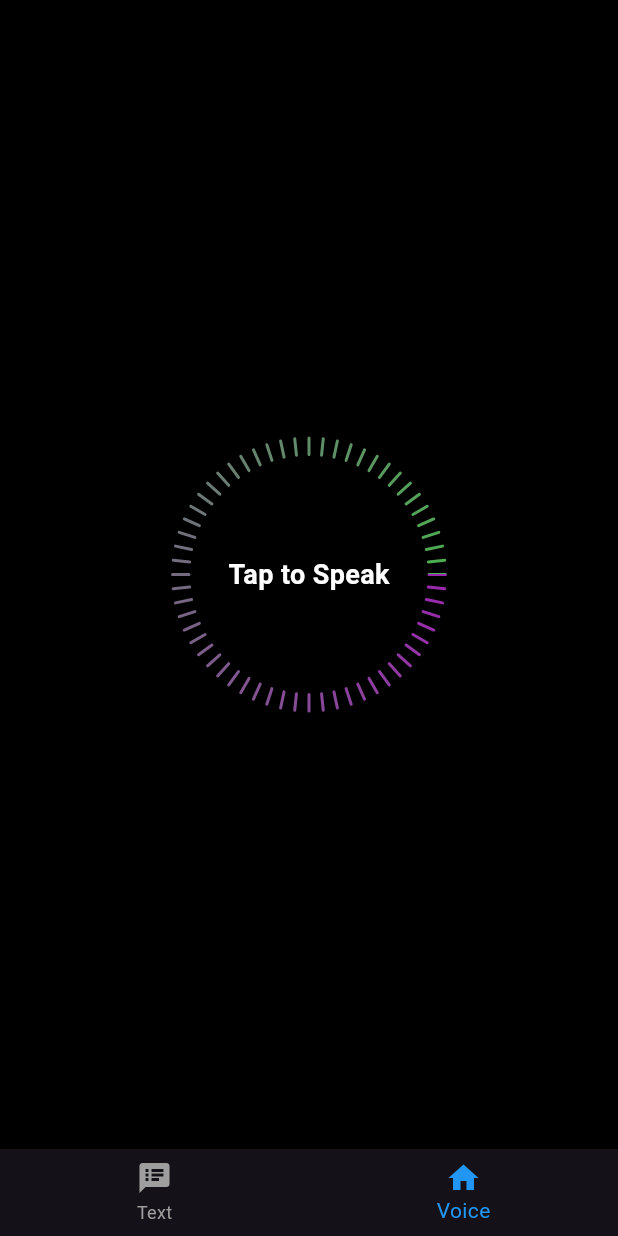
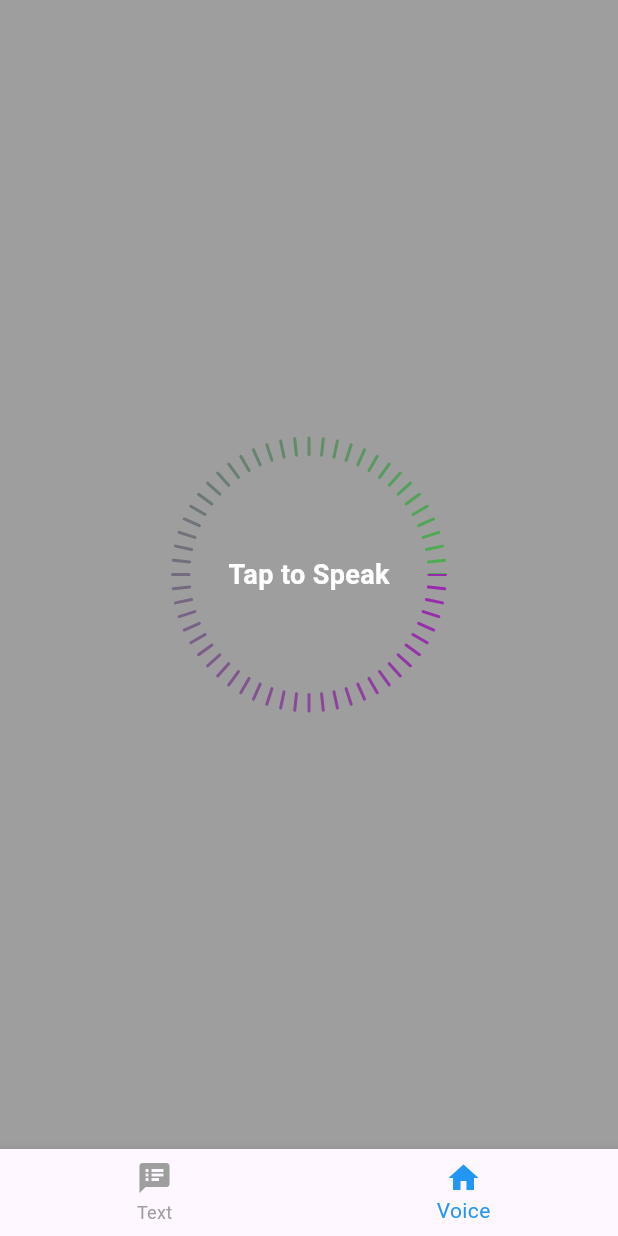
Before and after one commit to ZafarFaraz/Llama3.1-flutter, a Flutter app: the screen it shows after launch, item 2 of the bottom bar chosen, on a phone screen of 412 x 824 dp. Run offline on Flutter 3.47's test engine with Material 3 defaults, Android fonts, the phone set to English and light mode, and no system bars; our stand-ins replace flutter_tts, geocoding, location; missing offline and left inert: livespeechtotext, udp; statements that could not run were skipped.

Commit message:
theme management

```diff
--- a/llama_flutter/lib/main.dart
+++ b/llama_flutter/lib/main.dart
@@ -12,7 +12,8 @@ class MyApp extends StatelessWidget {
   @override
   Widget build(BuildContext context) {
     return MaterialApp(
-      theme: ThemeData.dark(), // Enable dark mode
+      theme: ThemeData.light(),
+      darkTheme: ThemeData.dark(), // Enable dark mode
       home: CommMode(),
     );
   }
--- a/llama_flutter/lib/pages/ChatView.dart
+++ b/llama_flutter/lib/pages/ChatView.dart
@@ -95,8 +95,10 @@ class _UdpChatScreenState extends State<UdpChatScreen> {
 
   @override
   Widget build(BuildContext context) {
+    bool isDarkMode =
+        MediaQuery.of(context).platformBrightness == Brightness.dark;
     return Scaffold(
-      backgroundColor: Colors.black,
+      backgroundColor: isDarkMode ? Colors.black : Colors.grey,
       body: Row(
         children: [
           NavigationRail(
--- a/llama_flutter/lib/pages/VoiceView.dart
+++ b/llama_flutter/lib/pages/VoiceView.dart
@@ -52,6 +52,8 @@ class _VoiceScreenState extends State<VoiceScreen> {
         _localeDisplayName = value;
       });
     });
+
+    _speak('Welcome to voice chat');
   }
 
   @override
@@ -171,8 +173,11 @@ class _VoiceScreenState extends State<VoiceScreen> {
 
   @override
   Widget build(BuildContext context) {
+    bool isDarkMode =
+        MediaQuery.of(context).platformBrightness == Brightness.dark;
+
     return Scaffold(
-      backgroundColor: Colors.black,
+      backgroundColor: isDarkMode ? Colors.black : Colors.grey,
       body: Center(
         child: Column(
           mainAxisAlignment: MainAxisAlignment.center,
```
Also changed, not shown: 1 other file.
